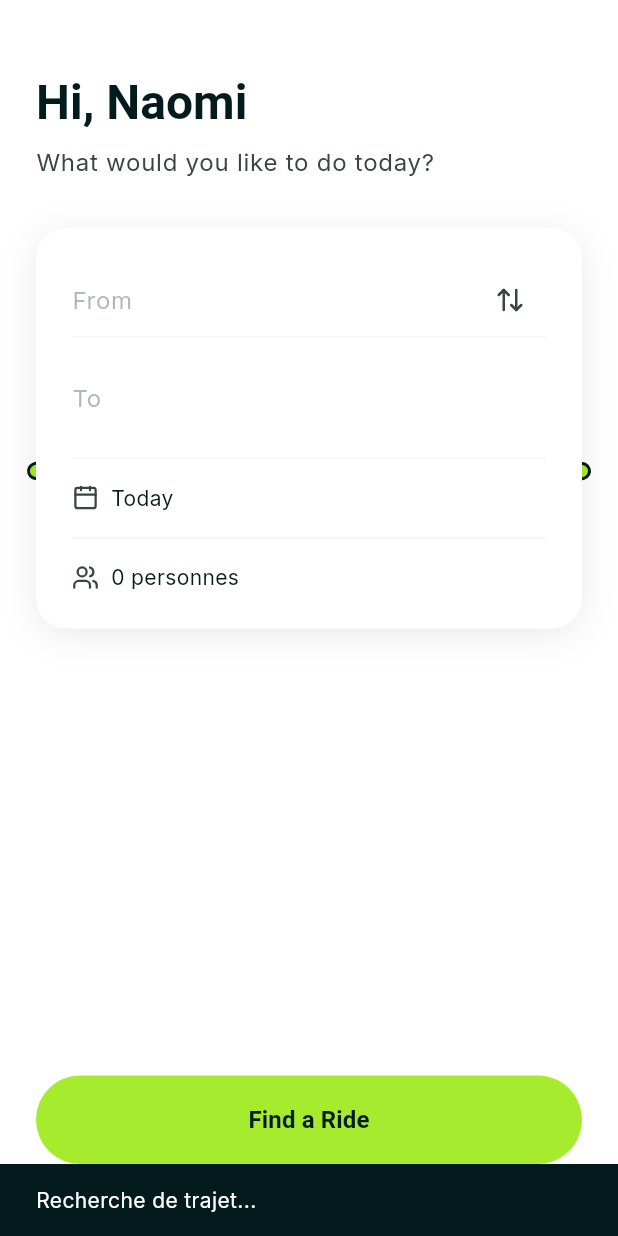
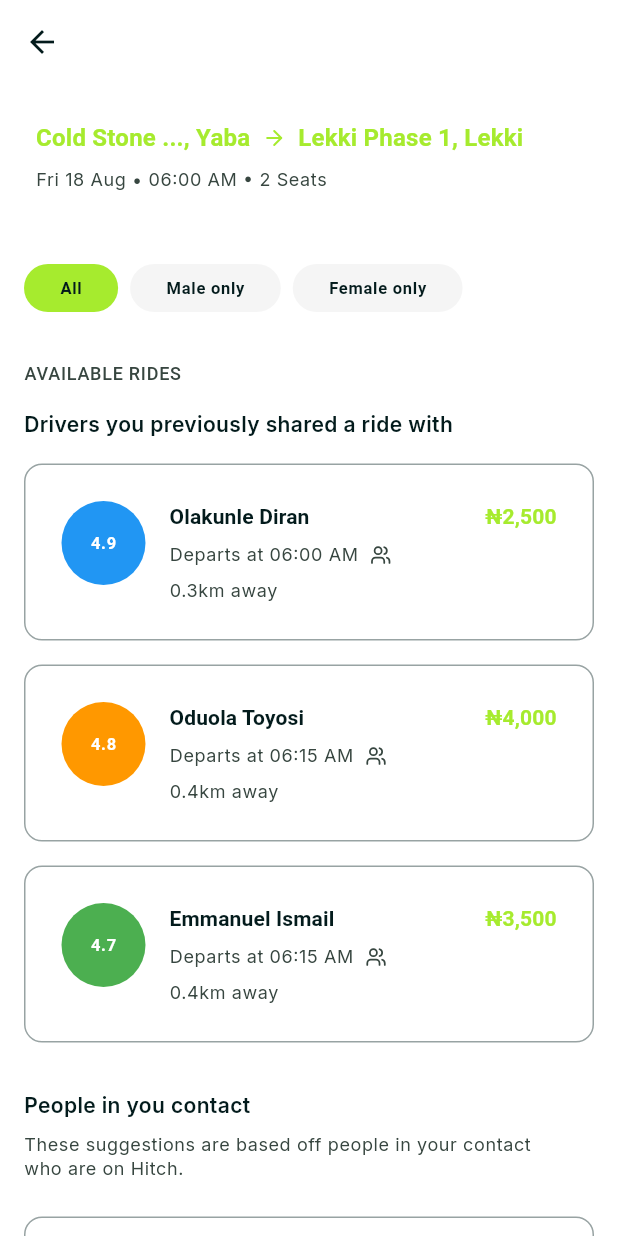
Before and after one commit to innocentk33/allonsvite-front, a Flutter app: the SearchTrip screen opened directly, after a tap on "Find a Ride", on a phone screen of 412 x 824 dp. Run offline on Flutter 3.47's test engine with Material 3 defaults, Android fonts, the phone set to English and light mode, and no system bars; our stand-ins replace gap, google_fonts, lucide_icons; Roboto replaces fonts that are missing (Jokker).

Commit message:
feat: Add finding ride page and update app routing

```diff
--- a/lib/core/config/app_router.dart
+++ b/lib/core/config/app_router.dart
@@ -4,6 +4,7 @@
 
 import '../../features/auth/presentation/pages/otp_verification_page.dart';
 import '../../features/navigation/home_page.dart';
+import '../../features/trips/finding_ride.dart';
 
 class AppRouter {
   static const String phoneLogin = '/phone-login';
@@ -11,6 +12,21 @@
   static const String profile = '/profile';
   static const String home = '/home';
   static const String searchTrip = '/search-trip';
+  static const String findingRide = '/finding-ride';
+  static const String rideDetails = '/ride-details';
+  static const String payment = '/payment';
+  static const String tripHistory = '/trip-history';
+  static const String tripDetails = '/trip-details';
+  static const String notifications = '/notifications';
+  static const String settings = '/settings';
+  static const String aboutUs = '/about-us';
+  static const String contactUs = '/contact-us';
+  static const String privacyPolicy = '/privacy-policy';
+  static const String termsAndConditions = '/terms-and-conditions';
+  static const String helpAndSupport = '/help-and-support';
+  static const String language = '/language';
+  static const String logout = '/logout';
+
 
 
   static Route<dynamic> generateRoute(RouteSettings settings) {
@@ -36,6 +52,11 @@
           builder: (_) => const HomePage(),
           settings: settings,
         );
+        case findingRide:
+        return MaterialPageRoute(
+          builder: (_) => const FindingRidePage(),
+          settings: settings,
+        );
 
       default:
         return MaterialPageRoute(
--- /dev/null
+++ b/lib/features/trips/finding_ride.dart
@@ -0,0 +1,342 @@
+import 'package:flutter/material.dart';
+import 'package:lucide_icons/lucide_icons.dart' as lucide;
+import '../../core/extension/build_context_ext.dart';
+import '../../core/themes/app_spacing.dart';
+
+class FindingRidePage extends StatelessWidget {
+  const FindingRidePage({super.key});
+
+  @override
+  Widget build(BuildContext context) {
+    return Scaffold(
+      backgroundColor: Colors.white,
+      appBar: AppBar(
+        leading: IconButton(
+          icon: const Icon(Icons.arrow_back),
+          onPressed: () => Navigator.pop(context),
+        ),
+        elevation: 0,
+      ),
+      body: SafeArea(
+        child: SingleChildScrollView(
+          child: Column(
+            crossAxisAlignment: CrossAxisAlignment.start,
+            children: [
+              // En-tête avec localisation et détails
+              Padding(
+                padding: AppSpacings.pL,
+                child: Column(
+                  crossAxisAlignment: CrossAxisAlignment.start,
+                  children: [
+                    // Localisation
+                    Row(
+                      children: [
+                        Text(
+                          'Cold Stone ..., Yaba',
+                          style: context.textTheme.titleMedium?.copyWith(
+                            color: context.colorScheme.primary,
+                            fontWeight: FontWeight.w600,
+                          ),
+                        ),
+                        AppSpacings.gapS,
+                        Icon(
+                          lucide.LucideIcons.arrowRight,
+                          size: 16,
+                          color: context.colorScheme.primary,
+                        ),
+                        AppSpacings.gapS,
+                        Text(
+                          'Lekki Phase 1, Lekki',
+                          style: context.textTheme.titleMedium?.copyWith(
+                            color: context.colorScheme.primary,
+                            fontWeight: FontWeight.w600,
+                          ),
+                        ),
+                      ],
+                    ),
+                    AppSpacings.gapS,
+                    // Détails du trajet
+                    Text(
+                      'Fri 18 Aug • 06:00 AM • 2 Seats',
+                      style: context.textTheme.bodySmall?.copyWith(
+                        color: context.colorScheme.onSurfaceVariant,
+                      ),
+                    ),
+                  ],
+                ),
+              ),
+              AppSpacings.gapL,
+              // Filtres
+              SingleChildScrollView(
+                scrollDirection: Axis.horizontal,
+                padding: AppSpacings.phM,
+                child: Row(
+                  children: [
+                    _FilterChip(
+                      label: 'All',
+                      isActive: true,
+                    ),
+                    AppSpacings.gapS,
+                    _FilterChip(
+                      label: 'Male only',
+                      isActive: false,
+                    ),
+                    AppSpacings.gapS,
+                    _FilterChip(
+                      label: 'Female only',
+                      isActive: false,
+                    ),
+                  ],
+                ),
+              ),
+              AppSpacings.gapXL,
+              // Section: Trajets disponibles
+              Padding(
+                padding: AppSpacings.phM,
+                child: Text(
+                  'AVAILABLE RIDES',
+                  style: context.textTheme.labelSmall?.copyWith(
+                    color: context.colorScheme.onSurfaceVariant,
+                    fontSize: 12,
+                  ),
+                ),
+              ),
+              AppSpacings.gapM,
+              // Sous-titre: Drivers previously shared
+              Padding(
+                padding: AppSpacings.phM,
+                child: Text(
+                  'Drivers you previously shared a ride with',
+                  style: context.textTheme.bodyMedium?.copyWith(
+                    fontWeight: FontWeight.w600,
+                  ),
+                ),
+              ),
+              AppSpacings.gapM,
+              // Cards des chauffeurs
+              _RideCard(
+                driverName: 'Olakunle Diran',
+                departureTime: 'Departs at 06:00 AM',
+                distance: '0.3km away',
+                price: '₦2,500',
+                rating: 4.9,
+                seats: 1,
+                avatarColor: Colors.blue,
+              ),
+              AppSpacings.gapM,
+              _RideCard(
+                driverName: 'Oduola Toyosi',
+                departureTime: 'Departs at 06:15 AM',
+                distance: '0.4km away',
+                price: '₦4,000',
+                rating: 4.8,
+                seats: 2,
+                avatarColor: Colors.orange,
+              ),
+              AppSpacings.gapM,
+              _RideCard(
+                driverName: 'Emmanuel Ismail',
+                departureTime: 'Departs at 06:15 AM',
+                distance: '0.4km away',
+                price: '₦3,500',
+                rating: 4.7,
+                seats: 1,
+                avatarColor: Colors.green,
+              ),
+              AppSpacings.gapXL,
+              // Section: People in contact
+              Padding(
+                padding: AppSpacings.phM,
+                child: Column(
+                  crossAxisAlignment: CrossAxisAlignment.start,
+                  children: [
+                    Text(
+                      'People in you contact',
+                      style: context.textTheme.bodyMedium?.copyWith(
+                        fontWeight: FontWeight.w600,
+                      ),
+                    ),
+                    AppSpacings.gapS,
+                    Text(
+                      'These suggestions are based off people in your contact\nwho are on Hitch.',
+                      style: context.textTheme.bodySmall?.copyWith(
+                        color: context.colorScheme.onSurfaceVariant,
+                      ),
+                    ),
+                  ],
+                ),
+              ),
+              AppSpacings.gapL,
+              // Cards des contacts
+              _RideCard(
+                driverName: 'Ogunderu Noah',
+                departureTime: 'Departs at 06:00 AM',
+                distance: '0.3km away',
+                price: '₦2,500',
+                rating: 4.2,
+                seats: 1,
+                avatarColor: Colors.cyan,
+              ),
+              AppSpacings.gapM,
+              _RideCard(
+                driverName: 'Subomi Fortune',
+                departureTime: 'Departs at 06:15 AM',
+                distance: '0.4km away',
+                price: '₦4,000',
+                rating: 4.6,
+                seats: 2,
+                avatarColor: Colors.purple,
+              ),
+              AppSpacings.gapXL,
+            ],
+          ),
+        ),
+      ),
+    );
+  }
+}
+
+/// Widget stateless pour une carte de trajet
+class _RideCard extends StatelessWidget {
+  final String driverName;
+  final String departureTime;
+  final String distance;
+  final String price;
+  final double rating;
+  final int seats;
+  final Color avatarColor;
+
+  const _RideCard({
+    required this.driverName,
+    required this.departureTime,
+    required this.distance,
+    required this.price,
+    required this.rating,
+    required this.seats,
+    required this.avatarColor,
+  });
+
+  @override
+  Widget build(BuildContext context) {
+    return Padding(
+      padding: AppSpacings.phM,
+      child: Container(
+        decoration: BoxDecoration(
+          color: Colors.white,
+          border: Border.all(
+            color: context.colorScheme.outline,
+            width: 1,
+          ),
+          borderRadius: BorderRadius.circular(12),
+        ),
+        padding: AppSpacings.pL,
+        child: Column(
+          crossAxisAlignment: CrossAxisAlignment.start,
+          children: [
+            // En-tête: Avatar, nom, prix
+            Row(
+              crossAxisAlignment: CrossAxisAlignment.start,
+              children: [
+                // Avatar
+                CircleAvatar(
+                  radius: 28,
+                  backgroundColor: avatarColor,
+                  child: Text(
+                    rating.toString(),
+                    style: context.textTheme.labelSmall?.copyWith(
+                      color: Colors.white,
+                      fontWeight: FontWeight.bold,
+                    ),
+                  ),
+                ),
+                AppSpacings.gapM,
+                // Informations du chauffeur
+                Expanded(
+                  child: Column(
+                    crossAxisAlignment: CrossAxisAlignment.start,
+                    children: [
+                      Text(
+                        driverName,
+                        style: context.textTheme.titleSmall?.copyWith(
+                          fontWeight: FontWeight.w600,
+                        ),
+                      ),
+                      AppSpacings.gapS,
+                      Row(
+                        children: [
+                          Text(
+                            departureTime,
+                            style: context.textTheme.bodySmall?.copyWith(
+                              color: context.colorScheme.onSurfaceVariant,
+                            ),
+                          ),
+                          AppSpacings.gapS,
+                          Icon(
+                            lucide.LucideIcons.users,
+                            size: 14,
+                            color: context.colorScheme.onSurfaceVariant,
+                          ),
+                        ],
+                      ),
+                      AppSpacings.gapS,
+                      Text(
+                        distance,
+                        style: context.textTheme.bodySmall?.copyWith(
+                          color: context.colorScheme.onSurfaceVariant,
+                        ),
+                      ),
+                    ],
+                  ),
+                ),
+                // Prix
+                Text(
+                  price,
+                  style: context.textTheme.titleSmall?.copyWith(
+                    color: context.colorScheme.primary,
+                    fontWeight: FontWeight.w600,
+                  ),
+                ),
+              ],
+            ),
+          ],
+        ),
+      ),
+    );
+  }
+}
+
+/// Widget stateless pour un chip de filtre
+class _FilterChip extends StatelessWidget {
+  final String label;
+  final bool isActive;
+
+  const _FilterChip({
+    required this.label,
+    required this.isActive,
+  });
+
+  @override
+  Widget build(BuildContext context) {
+    return Container(
+      padding: const EdgeInsets.symmetric(
+        horizontal: AppSpacings.l,
+        vertical: AppSpacings.s,
+      ),
+      decoration: BoxDecoration(
+        color: isActive
+            ? context.colorScheme.primary
+            : context.colorScheme.secondaryContainer,
+        borderRadius: BorderRadius.circular(20),
+      ),
+      child: Text(
+        label,
+        style: context.textTheme.labelSmall?.copyWith(
+          color: isActive
+              ? context.colorScheme.onPrimary
+              : context.colorScheme.onSecondaryContainer,
+          fontWeight: FontWeight.w600,
+        ),
+      ),
+    );
+  }
+}
--- a/lib/features/trips/search_trip.dart
+++ b/lib/features/trips/search_trip.dart
@@ -106,9 +106,7 @@
 
   void _findRide() {
     // Action pour trouver un trajet
-    ScaffoldMessenger.of(context).showSnackBar(
-      const SnackBar(content: Text('Recherche de trajet...')),
-    );
+    Navigator.of(context).pushNamed('/finding-ride');
   }
 
   void _showPeopleDialog() {
```
